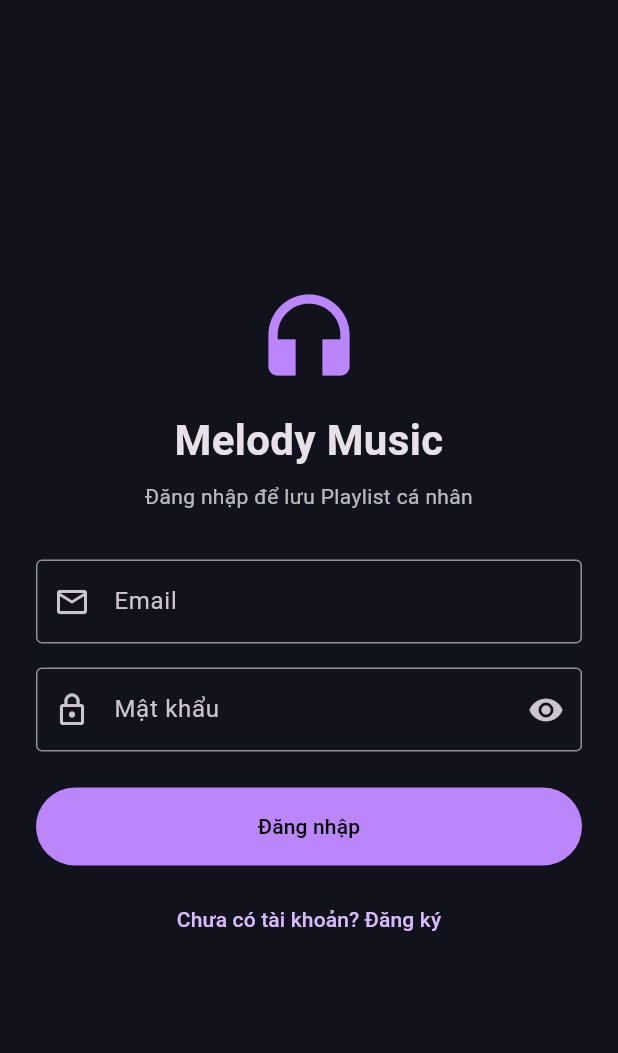
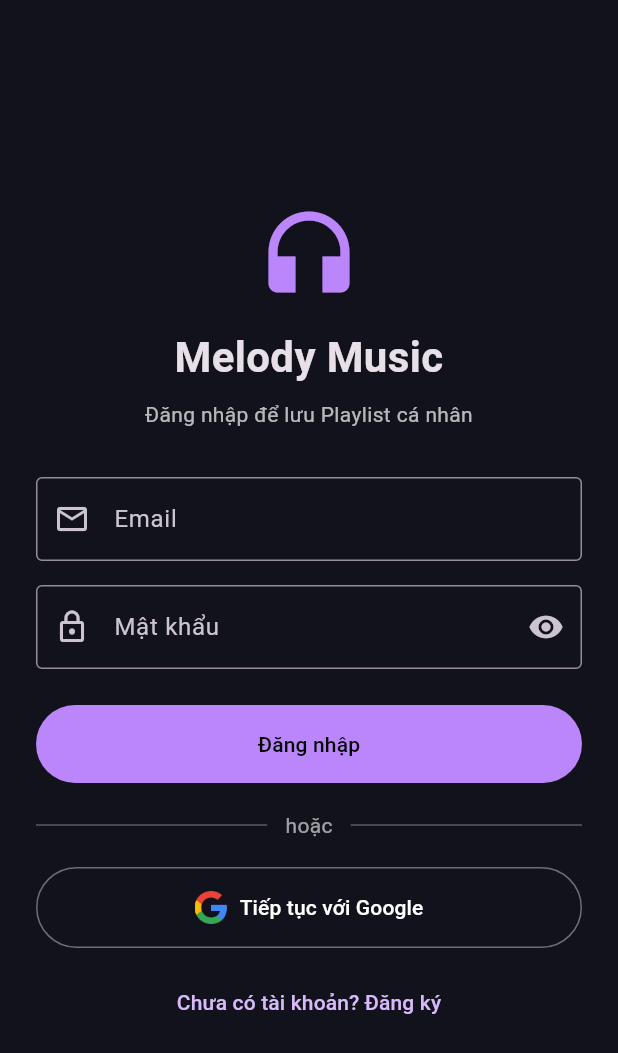
Before and after one commit to truc0504/2324801030071_TH6, a Flutter app: the screen it shows after launch, on a phone screen of 412 x 824 dp. Shown: the top 1053 px of the screen. Run offline on Flutter 3.47's test engine with Material 3 defaults, Android fonts, the phone set to English and light mode, and no system bars; our stand-ins replace cloud_firestore, firebase_auth, firebase_core, google_sign_in, just_audio; accounts and stored records are empty.

Commit message:
cập nhật th6

```diff
--- a/lib/screens/auth_screen.dart
+++ b/lib/screens/auth_screen.dart
@@ -1,5 +1,6 @@
 import 'package:firebase_auth/firebase_auth.dart';
 import 'package:flutter/material.dart';
+import 'package:google_sign_in/google_sign_in.dart';
 
 class AuthScreen extends StatefulWidget {
   const AuthScreen({super.key});
@@ -15,6 +16,13 @@
   bool _register = false;
   bool _busy = false;
   bool _obscure = true;
+  late final Future<void> _googleInitialization;
+
+  @override
+  void initState() {
+    super.initState();
+    _googleInitialization = GoogleSignIn.instance.initialize();
+  }
 
   @override
   void dispose() {
@@ -67,6 +75,51 @@
       if (mounted) {
         ScaffoldMessenger.of(context).showSnackBar(
           const SnackBar(content: Text('Không thể kết nối. Vui lòng thử lại.')),
+        );
+      }
+    } finally {
+      if (mounted) setState(() => _busy = false);
+    }
+  }
+
+  Future<void> _signInWithGoogle() async {
+    if (_busy) return;
+    setState(() => _busy = true);
+
+    try {
+      await _googleInitialization;
+      final googleUser = await GoogleSignIn.instance.authenticate();
+      final googleAuth = googleUser.authentication;
+
+      if (googleAuth.idToken == null) {
+        throw StateError('Google không trả về ID token.');
+      }
+
+      final credential = GoogleAuthProvider.credential(
+        idToken: googleAuth.idToken,
+      );
+
+      await FirebaseAuth.instance.signInWithCredential(credential);
+    } on GoogleSignInException catch (e) {
+      if (mounted && e.code != GoogleSignInExceptionCode.canceled) {
+        ScaffoldMessenger.of(context).showSnackBar(
+          const SnackBar(
+            content: Text('Không thể đăng nhập Google. Vui lòng thử lại.'),
+          ),
+        );
+      }
+    } on FirebaseAuthException catch (e) {
+      if (mounted) {
+        ScaffoldMessenger.of(context).showSnackBar(
+          SnackBar(content: Text(_errorMessage(e))),
+        );
+      }
+    } catch (_) {
+      if (mounted) {
+        ScaffoldMessenger.of(context).showSnackBar(
+          const SnackBar(
+            content: Text('Đăng nhập Google thất bại. Kiểm tra kết nối và cấu hình Firebase.'),
+          ),
         );
       }
     } finally {
@@ -136,6 +189,32 @@
                             child: CircularProgressIndicator(strokeWidth: 2))
                         : Text(_register ? 'Đăng ký' : 'Đăng nhập'),
                   ),
+                  const SizedBox(height: 18),
+                  const Row(
+                    children: [
+                      Expanded(child: Divider(color: Colors.white30)),
+                      Padding(
+                        padding: EdgeInsets.symmetric(horizontal: 12),
+                        child: Text('hoặc', style: TextStyle(color: Colors.white60)),
+                      ),
+                      Expanded(child: Divider(color: Colors.white30)),
+                    ],
+                  ),
+                  const SizedBox(height: 18),
+                  OutlinedButton.icon(
+                    onPressed: _busy ? null : _signInWithGoogle,
+                    icon: Image.asset(
+                      'assets/images/google_logo.png',
+                      width: 22,
+                      height: 22,
+                    ),
+                    label: const Text('Tiếp tục với Google'),
+                    style: OutlinedButton.styleFrom(
+                      foregroundColor: Colors.white,
+                      side: const BorderSide(color: Colors.white38),
+                      padding: const EdgeInsets.symmetric(vertical: 16),
+                    ),
+                  ),
                   const SizedBox(height: 12),
                   TextButton(
                     onPressed: _busy ? null : () {
```
Also changed, not shown: pubspec.yaml (+6 -1 lines), assets/images/google_logo.png (added), pubspec.lock, 2 other files.
